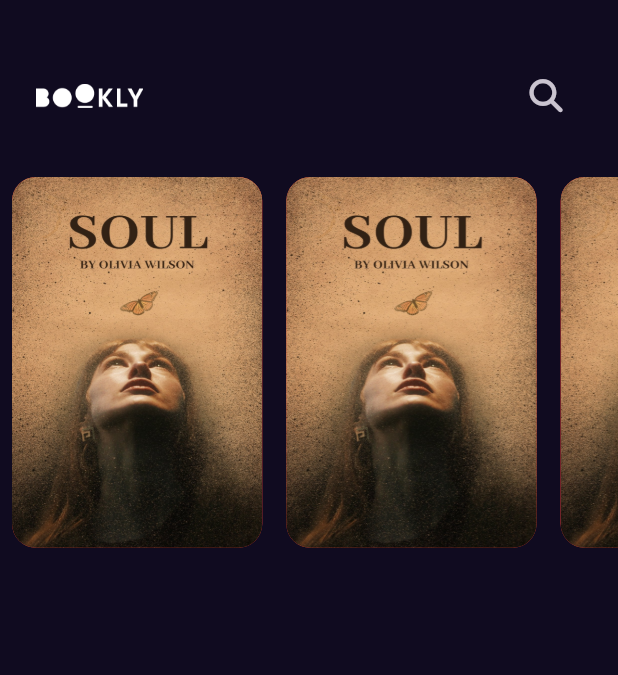
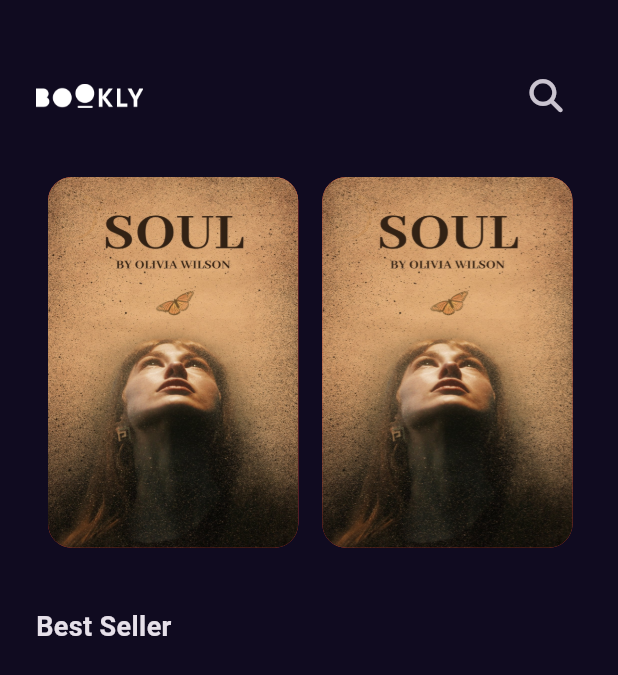
Before and after one commit to Rama-Fassi/MyBookly, a Flutter app: the screen it shows after launch, on a phone screen of 412 x 824 dp. Shown: the top 675 px of the screen. Run offline on Flutter 3.47's test engine with Material 3 defaults, Android fonts, the phone set to English and light mode, and no system bars; our stand-ins replace font_awesome_flutter, get.

Commit message:
style file

```diff
--- /dev/null
+++ b/lib/core/utils/styles.dart
@@ -0,0 +1,8 @@
+import 'package:flutter/material.dart';
+
+abstract class Styles {
+  static const titleMedium = TextStyle(
+     fontSize: 18,
+     fontWeight: FontWeight.w600,
+  );
+}
--- a/lib/features/home/presenatation/views/widgets/custom_app_bar.dart
+++ b/lib/features/home/presenatation/views/widgets/custom_app_bar.dart
@@ -10,7 +10,7 @@ class CustomAppBar extends StatelessWidget {
   @override
   Widget build(BuildContext context) {
     return Padding(
-      padding: const EdgeInsets.only(right: 24, left: 24, top: 40, bottom: 30),
+      padding: const EdgeInsets.only(top: 40, bottom: 30),
       child: Row(
         children: [
           Image.asset(
--- /dev/null
+++ b/lib/features/home/presenatation/views/widgets/featured_list_view.dart
@@ -0,0 +1,21 @@
+import 'package:flutter/material.dart';
+import 'package:my_bookly/features/home/presenatation/views/widgets/custom_list_view_item.dart';
+
+class FeaturedBooksListView extends StatelessWidget {
+  const FeaturedBooksListView({super.key});
+
+  @override
+  Widget build(BuildContext context) {
+    return SizedBox(
+      height: MediaQuery.of(context).size.height * .3,
+      child: ListView.builder(
+          scrollDirection: Axis.horizontal,
+          itemBuilder: (context, index) {
+            return const Padding(
+              padding: EdgeInsets.symmetric(horizontal: 8.0),
+              child: FeatuerdListViewItem(),
+            );
+          }),
+    );
+  }
+}
--- a/lib/features/home/presenatation/views/widgets/home_view_body.dart
+++ b/lib/features/home/presenatation/views/widgets/home_view_body.dart
@@ -1,36 +1,29 @@
 import 'package:flutter/material.dart';
+import 'package:my_bookly/core/utils/styles.dart';
 import 'package:my_bookly/features/home/presenatation/views/widgets/custom_app_bar.dart';
-import 'package:my_bookly/features/home/presenatation/views/widgets/custom_list_view_item.dart';
+import 'package:my_bookly/features/home/presenatation/views/widgets/featured_list_view.dart';
 
 class HomeViewBody extends StatelessWidget {
   const HomeViewBody({super.key});
 
   @override
   Widget build(BuildContext context) {
-    return const Column(
-      children: [
-        CustomAppBar(),
-        FeaturedBooksListView(),
-      ],
+    return const Padding(
+      padding: EdgeInsets.symmetric(horizontal: 24.0),
+      child: Column(
+        crossAxisAlignment: CrossAxisAlignment.start,
+        children: [
+          CustomAppBar(),
+          FeaturedBooksListView(),
+          SizedBox(
+            height: 40,
+          ),
+          Text(
+            'Best Seller',
+            style: Styles.titleMedium,
+          ),
+        ],
+      ),
     );
   }
 }
-
-class FeaturedBooksListView extends StatelessWidget {
-  const FeaturedBooksListView({super.key});
-
-  @override
-  Widget build(BuildContext context) {
-    return SizedBox(
-      height: MediaQuery.of(context).size.height * .3,
-      child: ListView.builder(
-          scrollDirection: Axis.horizontal,
-          itemBuilder: (context, index) {
-            return const Padding(
-              padding: EdgeInsets.symmetric(horizontal: 8.0),
-              child: FeatuerdListViewItem(),
-            );
-          }),
-    );
-  }
-}
```
